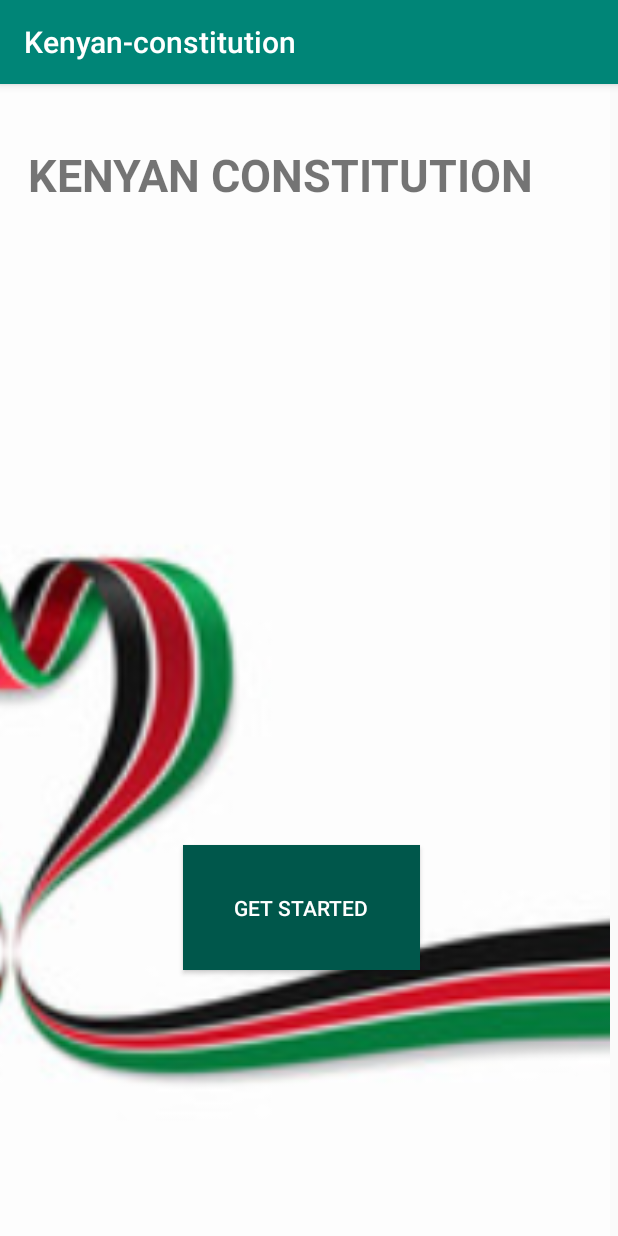
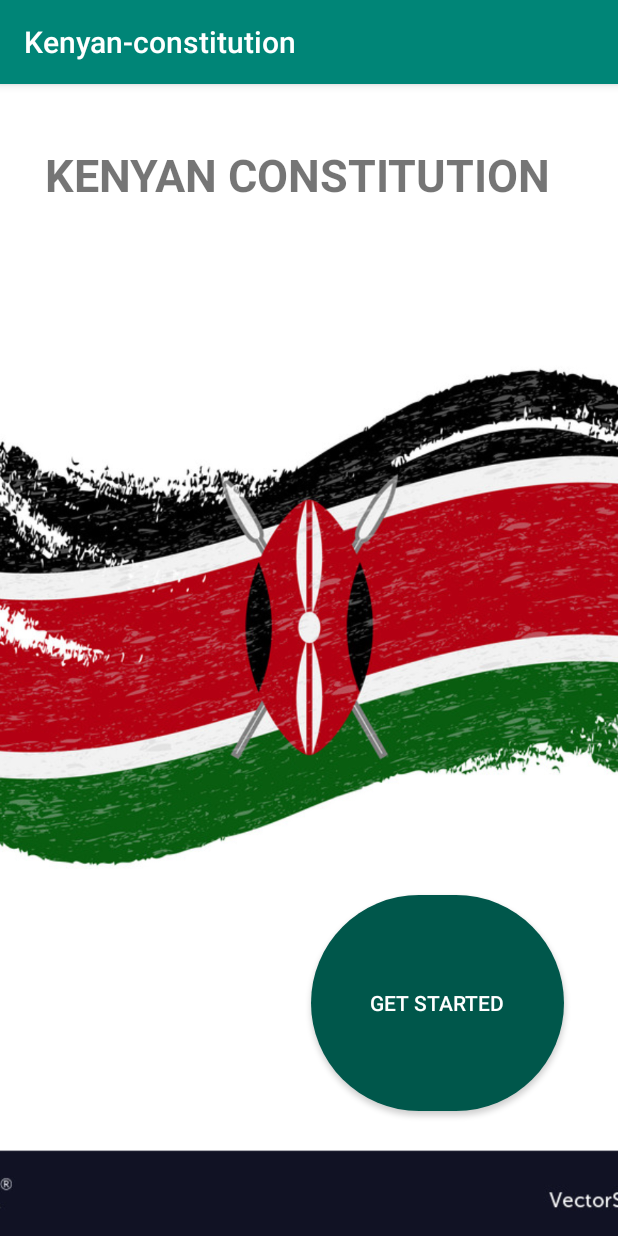
Before and after one commit to abigailwambui/Kenyan-constitution, an Android app: the screen it shows after launch (MainActivity), on a phone screen of 412 x 824 dp. Run offline under Robolectric (Android 15) with nearby library versions, the phone set to English and light mode, and no system bars.

```diff
--- a/app/src/main/java/com/example/kenyan_constitution/KenyanConstitutionActivity.java
+++ b/app/src/main/java/com/example/kenyan_constitution/KenyanConstitutionActivity.java
@@ -29,7 +29,7 @@
                 Intent intent = new Intent(KenyanConstitutionActivity.this, LawsActivity.class);
                 startActivity(intent);
                 String name = mNameEditText.getText().toString();
-                Toast.makeText(KenyanConstitutionActivity.this, name, Toast.LENGTH_LONG).show();
+                Toast.makeText(KenyanConstitutionActivity.this, "Welcome "+name, Toast.LENGTH_LONG).show();
             }
         });
     }
--- /dev/null
+++ b/app/src/main/res/drawable/circular_button.xml
@@ -0,0 +1,6 @@
+<?xml version="1.0" encoding="utf-8"?>
+<shape xmlns:android="http://schemas.android.com/apk/res/android"
+    android:shape="rectangle">
+    <solid android:color="@color/colorPrimaryDark"/>
+    <corners android:radius="9999dp"/>
+</shape>
--- a/app/src/main/res/layout/activity_constitution_kenyan.xml
+++ b/app/src/main/res/layout/activity_constitution_kenyan.xml
@@ -58,7 +58,7 @@
 
     <Button
         android:id="@+id/buttonKenyanConstitution"
-        android:layout_width="192dp"
+        android:layout_width="78dp"
         android:layout_height="78dp"
         android:layout_alignParentStart="true"
         android:layout_alignParentEnd="true"
@@ -68,7 +68,7 @@
         android:layout_marginLeft="110dp"
         android:layout_marginEnd="112dp"
         android:layout_marginBottom="101dp"
-        android:background="@color/colorPrimaryDark"
-        android:text="Get Started"
+        android:background="@drawable/circular_button"
+        android:text="Start"
         android:textColor="@color/colorTextIcons" />
 </RelativeLayout>
--- a/app/src/main/res/layout/activity_main.xml
+++ b/app/src/main/res/layout/activity_main.xml
@@ -8,14 +8,14 @@
         android:layout_width="match_parent"
         android:layout_height="match_parent"
         android:layout_alignParentEnd="true"
-        android:layout_marginEnd="5dp"
+        android:layout_marginEnd="0dp"
         android:scaleType="centerCrop"
-        android:src="@drawable/image1" />
+        android:src="@drawable/image3" />
 
     <TextView
         android:id="@+id/textViewMain"
-        android:layout_width="374dp"
-        android:layout_height="63dp"
+        android:layout_width="352dp"
+        android:layout_height="60dp"
         android:layout_alignParentTop="true"
         android:layout_centerHorizontal="true"
         android:layout_marginTop="40dp"
@@ -25,17 +25,17 @@
 
     <Button
         android:id="@+id/buttonMain"
-        android:layout_width="match_parent"
-        android:layout_height="83dp"
+        android:layout_width="168dp"
+        android:layout_height="144dp"
         android:layout_alignParentStart="true"
         android:layout_alignParentEnd="true"
         android:layout_alignParentBottom="true"
         android:layout_centerVertical="true"
-        android:layout_marginStart="122dp"
+        android:layout_marginStart="207dp"
         android:layout_marginLeft="110dp"
-        android:layout_marginEnd="132dp"
-        android:layout_marginBottom="177dp"
-        android:background="@color/colorPrimaryDark"
+        android:layout_marginEnd="36dp"
+        android:layout_marginBottom="83dp"
+        android:background="@drawable/circular_button"
         android:text="Get Started"
         android:textColor="@color/colorTextIcons" />
 
```
Also changed, not shown: app/src/main/res/layout/activity_laws.xml (+9 -7 lines), app/src/main/res/drawable/image3.jpg (added).
